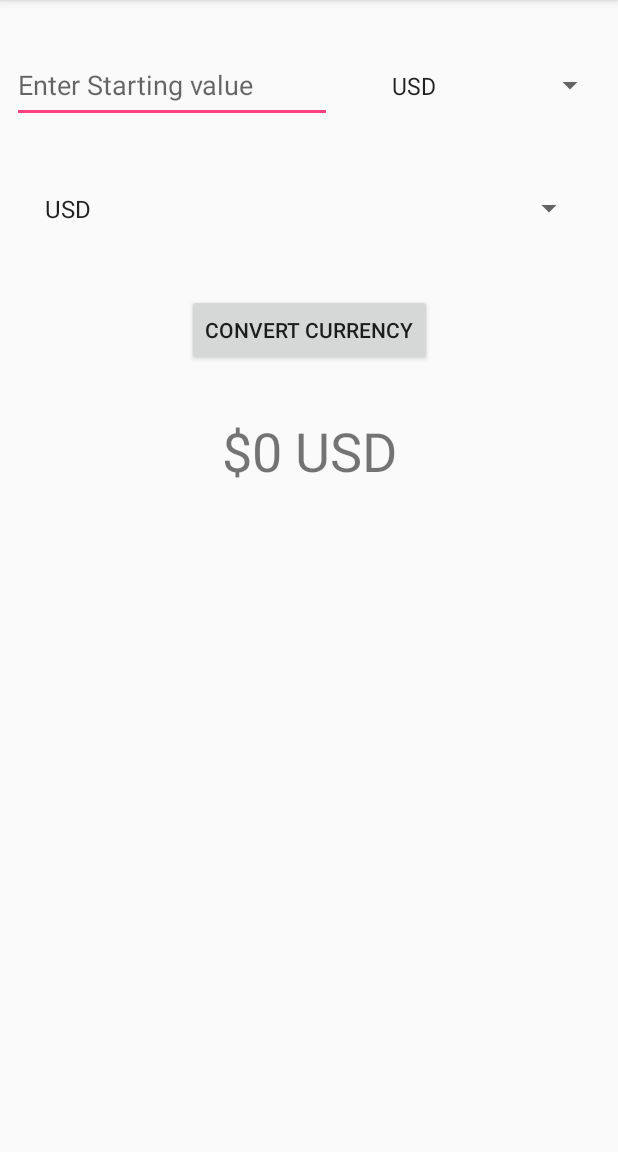
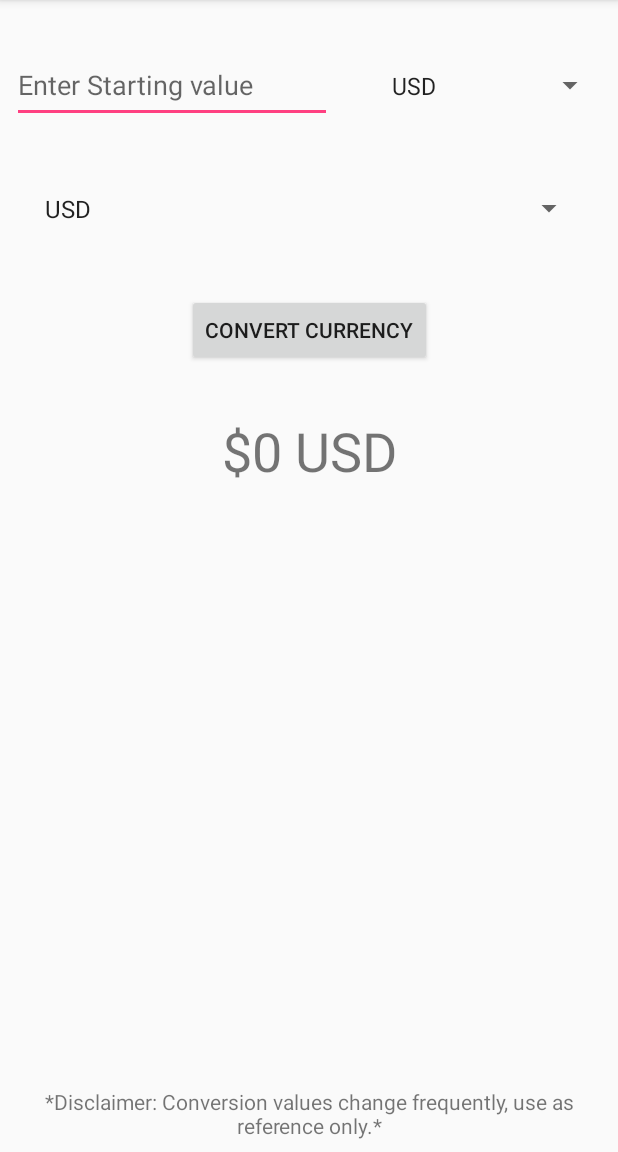
Before and after one commit to megofast/Currency_Converter, an Android app: the screen it shows after launch (MainActivity), after a tap on "CONVERT CURRENCY", on a phone screen of 412 x 824 dp, the part 84-1236 px from its top. Run offline under Robolectric (Android 15) with nearby library versions, the phone set to English and light mode, and no system bars.

Commit message:
Added Error Control and Disclaimer

```diff
--- a/app/src/main/java/com/example/drosi/currency_converter/MainActivity.java
+++ b/app/src/main/java/com/example/drosi/currency_converter/MainActivity.java
@@ -41,7 +41,12 @@ public class MainActivity extends AppCompatActivity {
             @Override
             public void onClick(View view) {
                 // The user clicked the button, do the calculations here
-                firstAmount = Double.parseDouble(inputCurrency.getText().toString());
+                try {
+                    firstAmount = Double.parseDouble(inputCurrency.getText().toString());
+                } catch (Exception e) {
+                    firstAmount = 0;
+                    Toast.makeText(MainActivity.this, "No Value Entered Yet!", Toast.LENGTH_LONG).show();
+                }
 
                 // Set the starting amount
                 switch(inputCurrencySelector.getSelectedItem().toString()) {
--- a/app/src/main/res/layout/activity_main.xml
+++ b/app/src/main/res/layout/activity_main.xml
@@ -11,6 +11,7 @@
         android:layout_width="wrap_content"
         android:layout_height="50dp"
         android:layout_marginStart="8dp"
+        android:layout_marginLeft="8dp"
         android:layout_marginTop="32dp"
         android:ems="10"
         android:hint="@string/input_tip"
@@ -23,6 +24,7 @@
         android:layout_width="wrap_content"
         android:layout_height="50dp"
         android:layout_marginEnd="8dp"
+        android:layout_marginRight="8dp"
         android:layout_marginTop="32dp"
         android:entries="@array/arr_currency"
         app:layout_constraintEnd_toEndOf="parent"
@@ -65,4 +67,18 @@
         app:layout_constraintStart_toStartOf="parent"
         app:layout_constraintTop_toBottomOf="@+id/EndingCurrencySelector" />
 
+    <TextView
+        android:id="@+id/txtDisclaimer"
+        android:layout_width="wrap_content"
+        android:layout_height="wrap_content"
+        android:layout_marginBottom="8dp"
+        android:layout_marginEnd="8dp"
+        android:layout_marginStart="8dp"
+        android:text="@string/disclaimer"
+        android:textAlignment="center"
+        android:textSize="14sp"
+        app:layout_constraintBottom_toBottomOf="parent"
+        app:layout_constraintEnd_toEndOf="parent"
+        app:layout_constraintStart_toStartOf="parent" />
+
 </android.support.constraint.ConstraintLayout>
--- a/app/src/main/res/values/strings.xml
+++ b/app/src/main/res/values/strings.xml
@@ -3,6 +3,7 @@
     <string name="lbl_btn_convert">Convert Currency</string>
     <string name="input_tip">Enter Starting value</string>
     <string name="output_tip">Final Amount</string>
+    <string name="disclaimer">*Disclaimer: Conversion values change frequently, use as reference only.*</string>
     <string-array name="arr_currency">
         <item>USD</item>
         <item>Euro</item>
```
